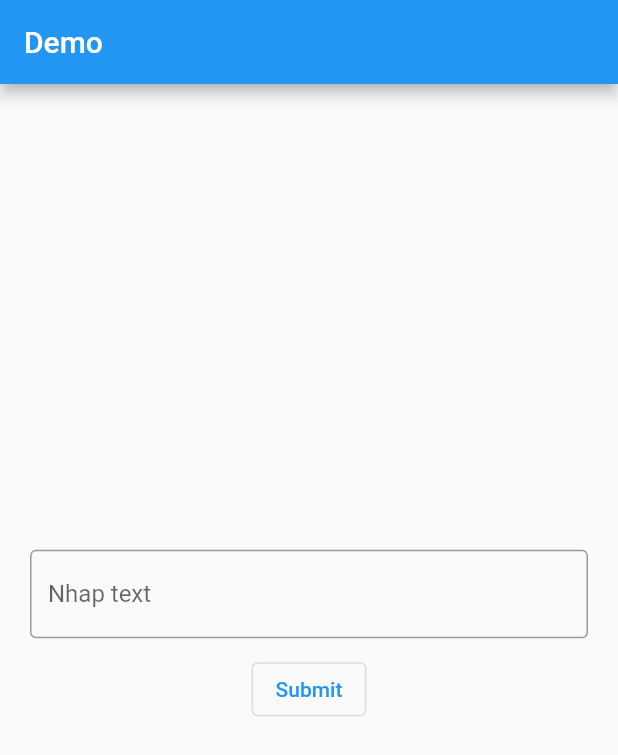
After one commit to HoangDuc98/demo_flutter, a Flutter app: the screen it shows after launch, on a phone screen of 412 x 824 dp. The commit adds this screen. Shown: the top 755 px of the screen. Run offline on Flutter 3.47's test engine with Material 2 defaults, Android fonts, the phone set to English and light mode, and no system bars; our stand-ins replace get.

Commit message:
demo controller, routes, bindings

```diff
--- a/lib/binding/basic_binding.dart
+++ b/lib/binding/basic_binding.dart
@@ -1,9 +1,9 @@
+import 'package:example_demo/controllers/main_controller/main_screen_controller.dart';
 import 'package:get/get.dart';
 
 class BasicBinding extends Bindings {
   @override
   void dependencies() {
-    Get.lazyPut(() => BasicController());
+    Get.lazyPut(() => MainController());
   }
-
 }
--- a/lib/routes/routes.dart
+++ b/lib/routes/routes.dart
@@ -1,3 +1,3 @@
-abstract class Routes{
+abstract class Routes {
   static const main = '/main';
 }
--- /dev/null
+++ b/lib/ui/screen/home_page_screen.dart
@@ -0,0 +1,59 @@
+import 'package:get/get_state_manager/src/simple/get_view.dart';
+
+import '../../controllers/main_controller/main_screen_controller.dart';
+
+import 'package:flutter/material.dart';
+import 'package:get/get.dart';
+
+import '../../screen2.dart';
+
+class HomePageScreen extends GetView<MainController> {
+  const HomePageScreen({Key key}) : super(key: key);
+
+
+  @override
+  Widget build(BuildContext context) {
+    return Scaffold(
+        appBar: AppBar(
+          title: const Text('Demo'),
+        ),
+        body: _getBody(context));
+  }
+
+  _getBody(context) {
+    return Center(
+      child: Column(
+        mainAxisAlignment: MainAxisAlignment.center,
+        children: [
+          Container(
+            padding: const EdgeInsets.symmetric(
+              horizontal: 20,
+              vertical: 10,
+            ),
+            child: TextField(
+              controller: controller.textController,
+              decoration: const InputDecoration(
+                border: OutlineInputBorder(),
+                labelText: "Nhap text",
+              ),
+            ),
+          ),
+          OutlinedButton(
+            onPressed: () {
+              Get.to(
+                const InformationPage(),
+              );
+            },
+            child: const Text('Submit'),
+          ),
+          Obx(() {
+            return Text(
+              controller.controllerText.value,
+              style: Theme.of(context).textTheme.headline4,
+            );
+          })
+        ],
+      ),
+    );
+  }
+}
```
Also changed, not shown: lib/controllers/main_controller/main_screen_controller.dart (+14 -0 lines), lib/main.dart (+3 -66 lines), lib/routes/app_pages.dart (+10 -0 lines), lib/screen2.dart (+4 -3 lines), pubspec.lock.
